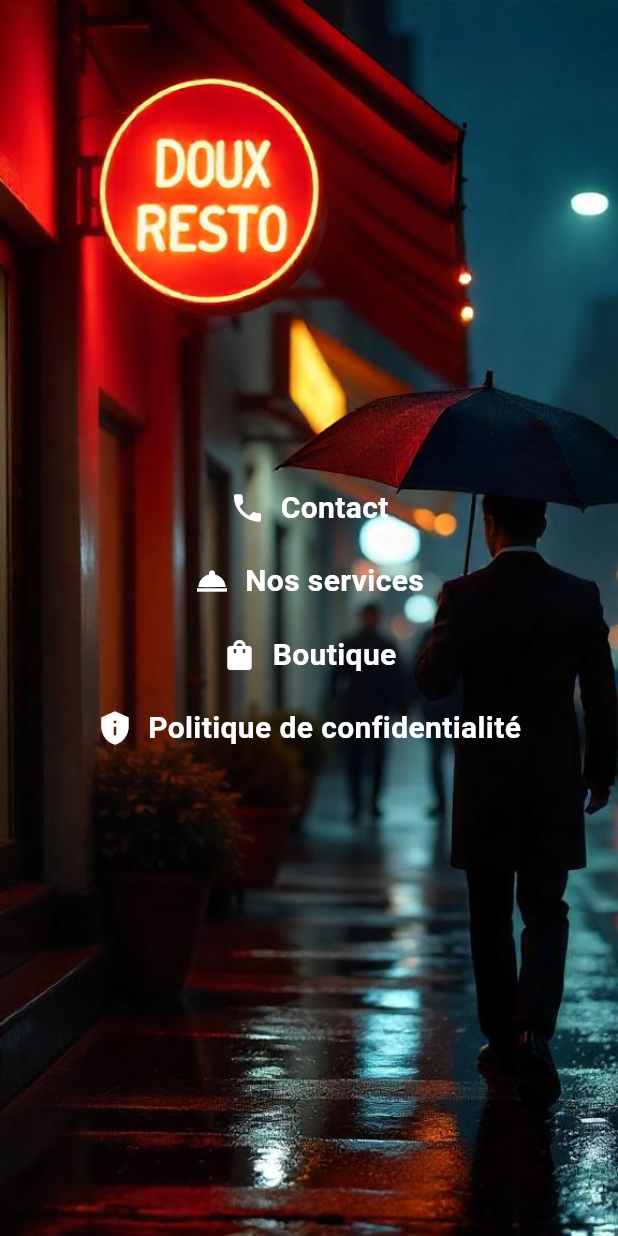
After one commit to amyndoyediene/DOUX-RESTO1, a Flutter app: the Seting screen opened directly, on a phone screen of 412 x 824 dp. The commit adds this screen. Run offline on Flutter 3.47's test engine with Material 3 defaults, Android fonts, the phone set to English and light mode, and no system bars.

Commit message:
je suis la ici

```diff
--- a/lib/page/onglet.dart
+++ b/lib/page/onglet.dart
@@ -1,8 +1,8 @@
-
 import 'package:amimobile9/page/liste/listeresto.dart';
 import 'package:amimobile9/page/login1.dart';
 import 'package:amimobile9/page/new.dart';
 import 'package:amimobile9/page/note.dart';
+import 'package:amimobile9/page/seting.dart';
 import 'package:flutter/material.dart';
 
 void main() => runApp(MyApp());
@@ -25,9 +25,9 @@ class _HomePageState extends State<HoPage> {
   int _currentIndex = 0;
   final List<Widget> _pages = [
     RestaurantList(),
-    newpage (),
+    newpage(),
     AvisPage(),
-
+    Seting()
   ];
 
   @override
@@ -74,7 +74,10 @@ class _HomePageState extends State<HoPage> {
             icon: Icon(Icons.hide_image_rounded),
             label: 'Coup de coeur',
           ),
-
+          BottomNavigationBarItem(
+            icon: Icon(Icons.settings),
+            label: 'Parametre',
+          ),
         ],
       ),
     );
--- /dev/null
+++ b/lib/page/seting.dart
@@ -0,0 +1,90 @@
+import 'package:flutter/material.dart';
+
+void main() {
+  runApp(MyApp());
+}
+
+class MyApp extends StatelessWidget {
+  @override
+  Widget build(BuildContext context) {
+    return MaterialApp(
+      debugShowCheckedModeBanner: false,
+      home: Seting(),
+    );
+  }
+}
+
+class Seting extends StatelessWidget {
+  @override
+  Widget build(BuildContext context) {
+    return Scaffold(
+      body: Stack(
+        children: [
+          // Image de fond
+          Container(
+            decoration: BoxDecoration(
+              image: DecorationImage(
+                image:
+                    AssetImage('assets/doux1.jpeg'), // Remplace avec ton image
+                fit: BoxFit.cover,
+              ),
+            ),
+          ),
+          // Contenu
+          Center(
+            child: Column(
+              mainAxisAlignment: MainAxisAlignment.center,
+              children: [
+                MenuItem(title: "Contact", icon: Icons.phone, onTap: () {}),
+                MenuItem(
+                    title: "Nos services",
+                    icon: Icons.room_service,
+                    onTap: () {}),
+                MenuItem(
+                    title: "Boutique", icon: Icons.shopping_bag, onTap: () {}),
+                MenuItem(
+                    title: "Politique de confidentialité",
+                    icon: Icons.privacy_tip,
+                    onTap: () {}),
+              ],
+            ),
+          ),
+        ],
+      ),
+    );
+  }
+}
+
+class MenuItem extends StatelessWidget {
+  final String title;
+  final IconData icon;
+  final VoidCallback onTap;
+
+  MenuItem({required this.title, required this.icon, required this.onTap});
+
+  @override
+  Widget build(BuildContext context) {
+    return Padding(
+      padding: const EdgeInsets.symmetric(vertical: 10),
+      child: GestureDetector(
+        onTap: onTap,
+        child: Row(
+          mainAxisAlignment: MainAxisAlignment.center,
+          children: [
+            Icon(icon,
+                color: Colors.white, size: 24), // Icône correspondant au titre
+            SizedBox(width: 10),
+            Text(
+              title,
+              style: TextStyle(
+                color: Colors.white,
+                fontSize: 20,
+                fontWeight: FontWeight.bold,
+              ),
+            ),
+          ],
+        ),
+      ),
+    );
+  }
+}
--- a/lib/page/welcome.dart
+++ b/lib/page/welcome.dart
@@ -36,16 +36,16 @@ class CommencerPage extends StatelessWidget {
               // );
             },
           ),
-          IconButton(
-            icon: Icon(Icons.keyboard_command_key),
-            onPressed: () {
-              // Navigator.push(
-              //   context,
-              //   MaterialPageRoute(builder: (context) =>
-              //   ()),
-              // );
-            },
-          ),
+          // IconButton(
+          //   icon: Icon(Icons.keyboard_command_key),
+          //   onPressed: () {
+          //     // Navigator.push(
+          //     //   context,
+          //     //   MaterialPageRoute(builder: (context) =>
+          //     //   ()),
+          //     // );
+          //   },
+          // ),
         ],
       ),
       //
```
